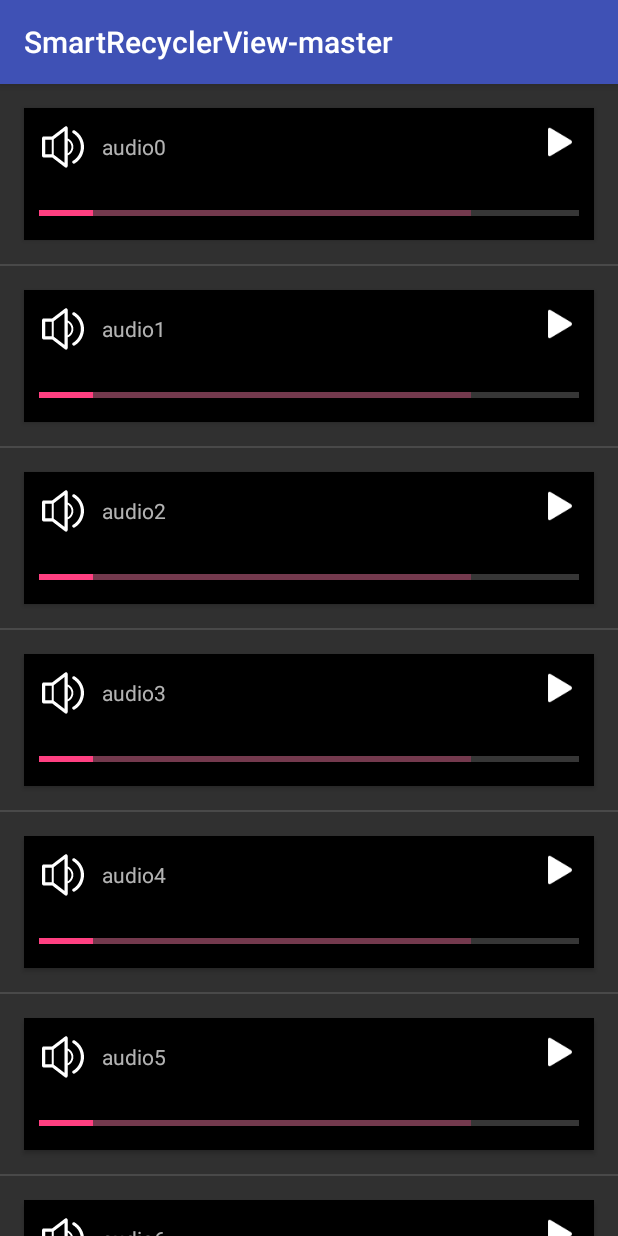
After one commit to gao746700783/smartadapter, an Android app: the MultiAudioServiceActivity screen opened directly, with no data from a screen before it, on a phone screen of 412 x 824 dp. The commit adds this screen. Run offline under Robolectric (Android 15) with nearby library versions, the phone set to English and light mode, and no system bars; 1 statement that could not run was skipped.

Commit message:
add multi audio  play service；

```diff
--- a/app/src/main/AndroidManifest.xml
+++ b/app/src/main/AndroidManifest.xml
@@ -28,6 +28,7 @@
         <activity android:name=".loader.LoaderAudioActivity"/>
         <activity android:name=".demo.AudioPlayActivity"/>
         <activity android:name=".demo.SingleAudioServiceActivity"/>
+        <activity android:name=".demo.MultiAudioServiceActivity"/>
 
         <service android:name=".demo.AudioStreamService"
                  android:enabled="true"
--- a/app/src/main/java/com/smart/recycler/MainActivity.java
+++ b/app/src/main/java/com/smart/recycler/MainActivity.java
@@ -6,6 +6,7 @@ import android.support.v7.app.AppCompatActivity;
 import android.view.View;
 
 import com.smart.recycler.demo.AudioPlayActivity;
+import com.smart.recycler.demo.MultiAudioServiceActivity;
 import com.smart.recycler.demo.SingleAudioServiceActivity;
 import com.smart.recycler.loader.LoaderAudioActivity;
 
@@ -22,6 +23,7 @@ public class MainActivity extends AppCompatActivity implements View.OnClickListe
         findViewById(R.id.btn_audio_list).setOnClickListener(this);
         findViewById(R.id.btn_audio_play).setOnClickListener(this);
         findViewById(R.id.btn_audio_play_single).setOnClickListener(this);
+        findViewById(R.id.btn_audio_play_multi).setOnClickListener(this);
 
     }
 
@@ -47,6 +49,9 @@ public class MainActivity extends AppCompatActivity implements View.OnClickListe
             case R.id.btn_audio_play_single:
                 startActivity(new Intent(this, SingleAudioServiceActivity.class));
                 break;
+            case R.id.btn_audio_play_multi:
+                startActivity(new Intent(this, MultiAudioServiceActivity.class));
+                break;
             default:
                 break;
         }
--- /dev/null
+++ b/app/src/main/java/com/smart/recycler/demo/AudioInfo.java
@@ -0,0 +1,50 @@
+package com.smart.recycler.demo;
+
+/**
+ * Created by qiangzhang on 2017/6/29.
+ */
+
+public class AudioInfo {
+
+    private String name;
+    private String url;
+    private int state;
+    private int progress;
+
+    public AudioInfo(String name,String url){
+        this.name = name;
+        this.url = url;
+    }
+
+    public String getName() {
+        return name;
+    }
+
+    public void setName(String name) {
+        this.name = name;
+    }
+
+    public String getUrl() {
+        return url;
+    }
+
+    public void setUrl(String url) {
+        this.url = url;
+    }
+
+    public int getState() {
+        return state;
+    }
+
+    public void setState(int state) {
+        this.state = state;
+    }
+
+    public int getProgress() {
+        return progress;
+    }
+
+    public void setProgress(int progress) {
+        this.progress = progress;
+    }
+}
--- /dev/null
+++ b/app/src/main/java/com/smart/recycler/demo/MultiAudioServiceActivity.java
@@ -0,0 +1,209 @@
+package com.smart.recycler.demo;
+
+import android.content.ComponentName;
+import android.content.Context;
+import android.content.Intent;
+import android.content.ServiceConnection;
+import android.os.Bundle;
+import android.os.IBinder;
+import android.os.RemoteException;
+import android.support.v7.app.AppCompatActivity;
+import android.support.v7.widget.LinearLayoutManager;
+import android.util.Log;
+import android.view.View;
+import android.widget.LinearLayout;
+
+import com.smart.adapter.recyclerview.CommonAdapter;
+import com.smart.adapter.recyclerview.ViewHolder;
+import com.smart.recycler.R;
+import com.smart.view.decoration.DividerItemDecoration;
+import com.smart.view.recyclerview.EmptyRecyclerView;
+
+import java.util.ArrayList;
+import java.util.List;
+
+public class MultiAudioServiceActivity extends AppCompatActivity
+        implements AudioPlayBroadcastReceiver.AudioPlayCallback {
+
+    private static final String TAG = "MultiAudioActivity";
+
+    LinearLayout mEmptyView;
+    EmptyRecyclerView rv_audio_multi;
+    CommonAdapter<AudioInfo> mAdapter;
+
+    private List<AudioInfo> dataList = new ArrayList<>();
+    private int oldIndex = -1;
+    private int curIndex = -1;
+
+    AudioPlayBroadcastReceiver mAudioPlayReceiver;
+
+
+    @Override
+    protected void onCreate(Bundle savedInstanceState) {
+        super.onCreate(savedInstanceState);
+        setContentView(R.layout.activity_audio_play_multi);
+
+        mAppContext = this;
+
+        dataList.add(new AudioInfo("audio0", "http://96.ierge.cn/13/199/398121.mp3"));
+        dataList.add(new AudioInfo("audio1", "http://radio.intergalacticfm.com/1"));
+        dataList.add(new AudioInfo("audio2", "http://radio.intergalacticfm.com/2"));
+        dataList.add(new AudioInfo("audio3", "http://radio.intergalacticfm.com/3"));
+        dataList.add(new AudioInfo("audio4", "http://radio.intergalacticfm.com/4"));
+        dataList.add(new AudioInfo("audio5", "http://radio.intergalacticfm.com/5"));
+        dataList.add(new AudioInfo("audio6", "http://radio.intergalacticfm.com/6"));
+        dataList.add(new AudioInfo("audio7", "http://radio.intergalacticfm.com/7"));
+        dataList.add(new AudioInfo("audio8", "http://96.ierge.cn/13/199/398121.mp3"));
+
+        rv_audio_multi = (EmptyRecyclerView) findViewById(R.id.rv_audio_multi);
+        mEmptyView = (LinearLayout) findViewById(R.id.linear_empty);
+        mAdapter = new CommonAdapter<AudioInfo>(this, R.layout.layout_list_item_audio_play_multi, dataList) {
+            @Override
+            protected void convert(final ViewHolder holder, AudioInfo o) {
+                holder.setText(R.id.tv_multi_audio_name, o.getName());
+                holder.setOnClickListener(R.id.iv_multi_play_pause, new View.OnClickListener() {
+                    @Override
+                    public void onClick(View v) {
+                        // play options
+                        oldIndex = curIndex;
+                        curIndex = holder.getLayoutPosition();
+
+                        playControl(curIndex);
+                    }
+                });
+                boolean isPlaying = false;
+                if (curIndex == holder.getLayoutPosition() && o.getState() == AudioStreamService.STATE_PLAYING) {
+                    isPlaying = true;
+                }
+                holder.setImageResource(R.id.iv_multi_play_pause, isPlaying ? R.drawable.pause : R.drawable.play);
+            }
+        };
+        // use a linear layout manager
+        LinearLayoutManager mLayoutManager = new LinearLayoutManager(this);
+        mLayoutManager.setOrientation(LinearLayoutManager.VERTICAL);
+        rv_audio_multi.setLayoutManager(mLayoutManager);
+
+        DividerItemDecoration itemDecoration = new DividerItemDecoration(this,
+                DividerItemDecoration.VERTICAL_LIST);
+        rv_audio_multi.addItemDecoration(itemDecoration);
+
+        rv_audio_multi.setAdapter(mAdapter);
+        rv_audio_multi.setEmptyView(mEmptyView);
+
+
+        // bind service
+        Intent audioService = new Intent(this.mAppContext.getApplicationContext(), AudioStreamService.class);
+        bindService(audioService, mSrvConnection, Context.BIND_AUTO_CREATE);
+
+        // init receiver
+        //mAudioPlayReceiver = new AudioPlayBroadcastReceiver(this);
+        mAudioPlayReceiver = new AudioPlayBroadcastReceiver();
+        mAudioPlayReceiver.setOnAudioPlayCallback(this);
+        // register receiver
+        AudioPlayBroadcastReceiver.register(this, mAudioPlayReceiver);
+
+    }
+
+    private void playControl(int curIndex) {
+        int state = 9999999;
+
+        if (curIndex == -1 || curIndex >= dataList.size()) {
+            Log.e(TAG, "current selected index not right");
+            return;
+        }
+
+        if (mAudioPlayerSrv == null) {
+            Log.e(TAG, "mAudioPlayerSrv is null");
+            return;
+        }
+
+        try {
+            state = mAudioPlayerSrv.getCurrState();
+
+            if (curIndex != oldIndex) {
+                if (state != AudioStreamService.STATE_NOT_PLAYING) {
+                    mAudioPlayerSrv.stop();
+                }
+            }
+
+            if (state == AudioStreamService.STATE_NOT_PLAYING) {
+                Log.i(TAG, "Media Player state is NOT_PLAYING");
+
+                AudioInfo audio = dataList.get(curIndex);
+                mAudioPlayerSrv.play(audio.getUrl());
+                audio.setState(AudioStreamService.STATE_PLAYING);
+            } else {
+                mAudioPlayerSrv.stop();
+            }
+
+            if (state == AudioStreamService.STATE_PLAYING) {
+                Log.i(TAG, "Media Player state is PLAYING");
+                mAudioPlayerSrv.stop();
+                AudioInfo audio = dataList.get(curIndex);
+                mAudioPlayerSrv.play(audio.getUrl());
+                audio.setState(AudioStreamService.STATE_NOT_PLAYING);
+            }
+
+            mAdapter.notifyDataSetChanged();
+
+        } catch (RemoteException e) {
+            Log.e(TAG, "Error connecting to AudioService: ", e);
+        }
+        Log.i(TAG, "play pause button clicked!");
+    }
+
+    @Override
+    protected void onDestroy() {
+        super.onDestroy();
+        //
+        AudioPlayBroadcastReceiver.unregister(this, mAudioPlayReceiver);
+
+        //
+        unbindService(mSrvConnection);
+    }
+
+    @Override
+    public void updateProgress(int progress) {
+        Log.i(TAG, "Audio play progress ，percent:" + progress);
+//        pb_audio_play.setProgress(progress);
+    }
+
+    @Override
+    public void updateState(int state, int bufferPercent) {
+        if (state == AudioStreamService.STATE_NOT_PLAYING) {
+
+            AudioInfo audio = dataList.get(curIndex);
+            audio.setState(AudioStreamService.STATE_NOT_PLAYING);
+
+        } else if (state == AudioStreamService.STATE_PLAYING) {
+            AudioInfo audio = dataList.get(curIndex);
+            audio.setState(AudioStreamService.STATE_PLAYING);
+        } else if (state == AudioStreamService.STATE_BUFFERING) {
+            Log.i(TAG, "Audio play state buffering ，percent:" + bufferPercent);
+            //pb_audio_play.setSecondaryProgress(bufferPercent);
+        }
+        mAdapter.notifyDataSetChanged();
+        //mAdapter.notifyItemChanged(curIndex);
+    }
+
+    public Context mAppContext;
+
+    private static final String IFM2 = "http://radio.intergalacticfm.com/2";
+    private static final String IFM1 = "http://radio.intergalacticfm.com/1";
+    private static final String IFM = "http://96.ierge.cn/13/199/398121.mp3";
+    //public URL mTrackUrl;
+
+    public IAudioStreamService mAudioPlayerSrv = null;
+
+    private ServiceConnection mSrvConnection = new ServiceConnection() {
+        public void onServiceConnected(ComponentName classname, IBinder service) {
+            mAudioPlayerSrv = IAudioStreamService.Stub.asInterface(service);
+        }
+
+        public void onServiceDisconnected(ComponentName name) {
+            mAudioPlayerSrv = null;
+        }
+    };
+
+
+}
--- /dev/null
+++ b/app/src/main/res/layout/activity_audio_play_multi.xml
@@ -0,0 +1,22 @@
+<?xml version="1.0" encoding="utf-8"?>
+<RelativeLayout
+    xmlns:android="http://schemas.android.com/apk/res/android"
+    xmlns:tools="http://schemas.android.com/tools"
+    android:layout_width="match_parent"
+    android:layout_height="match_parent"
+    tools:context="com.smart.recycler.demo.MultiAudioServiceActivity">
+
+    <FrameLayout
+        android:layout_width="match_parent"
+        android:layout_height="match_parent">
+
+        <com.smart.view.recyclerview.EmptyRecyclerView
+            android:id="@+id/rv_audio_multi"
+            android:layout_width="match_parent"
+            android:layout_height="wrap_content"/>
+
+        <include layout="@layout/layout_custom_empty"/>
+
+    </FrameLayout>
+
+</RelativeLayout>
--- a/app/src/main/res/layout/activity_main.xml
+++ b/app/src/main/res/layout/activity_main.xml
@@ -43,4 +43,10 @@
         android:layout_height="wrap_content"
         android:text="Audio Play Service"/>
 
+    <Button
+        android:id="@+id/btn_audio_play_multi"
+        android:layout_width="match_parent"
+        android:layout_height="wrap_content"
+        android:text="Multi Audio Play Service"/>
+
 </LinearLayout>
--- /dev/null
+++ b/app/src/main/res/layout/layout_list_item_audio_play_multi.xml
@@ -0,0 +1,50 @@
+<?xml version="1.0" encoding="utf-8"?>
+<android.support.v7.widget.CardView
+    xmlns:android="http://schemas.android.com/apk/res/android"
+    xmlns:app="http://schemas.android.com/apk/res-auto"
+    android:layout_width="match_parent"
+    android:layout_height="wrap_content"
+    android:layout_margin="16dp"
+    app:cardCornerRadius="@dimen/cardview_default_radius"
+    app:cardElevation="@dimen/cardview_default_elevation">
+
+    <LinearLayout
+        android:layout_width="match_parent"
+        android:layout_height="wrap_content"
+        android:orientation="vertical">
+
+        <TextView
+            android:id="@+id/tv_multi_audio_name"
+            android:layout_width="wrap_content"
+            android:layout_height="wrap_content"
+            android:drawableLeft="@drawable/audio"
+            android:drawablePadding="10dp"
+            android:drawableStart="@drawable/audio"
+            android:gravity="center_vertical"
+            android:padding="10dp"
+            android:text="audio.mp3"
+        />
+
+        <!-- Progress Bar/Seek bar -->
+        <ProgressBar
+            android:id="@+id/pb_audio_play"
+            style="?android:attr/progressBarStyleHorizontal"
+            android:layout_width="fill_parent"
+            android:layout_height="wrap_content"
+            android:padding="10dp"
+            android:progress="10"
+            android:secondaryProgress="80"/>
+
+    </LinearLayout>
+
+    <ImageView
+        android:id="@+id/iv_multi_play_pause"
+        android:layout_width="45dp"
+        android:layout_height="45dp"
+        android:layout_gravity="top|end"
+        android:contentDescription="@null"
+        android:padding="10dp"
+        android:src="@drawable/play"/>
+
+
+</android.support.v7.widget.CardView>
```
